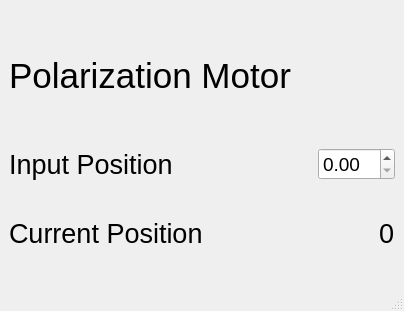
This is gui/polarization_motor/ui_polarization_motor.ui in trezitorul/qudi as Qt 5 draws it before an edit. The edited form follows.
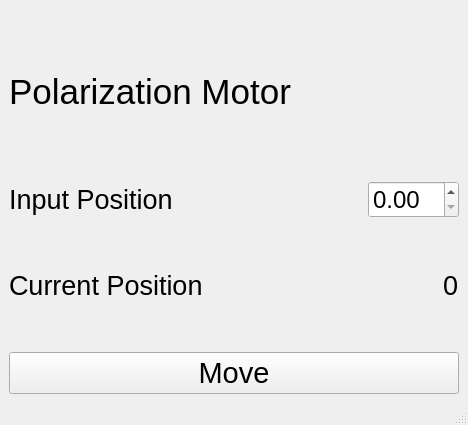
This is the edited form.

Diff of the .ui file:
```diff
--- a/gui/polarization_motor/ui_polarization_motor.ui
+++ b/gui/polarization_motor/ui_polarization_motor.ui
@@ -6,16 +6,16 @@
    <rect>
     <x>0</x>
     <y>0</y>
-    <width>404</width>
-    <height>311</height>
+    <width>468</width>
+    <height>425</height>
    </rect>
   </property>
   <property name="windowTitle">
    <string>MainWindow</string>
   </property>
   <widget class="QWidget" name="centralwidget">
-   <layout class="QGridLayout" name="gridLayout">
-    <item row="0" column="0">
+   <layout class="QVBoxLayout" name="verticalLayout_2">
+    <item>
      <widget class="QLabel" name="label">
       <property name="font">
        <font>
@@ -27,7 +27,7 @@
       </property>
      </widget>
     </item>
-    <item row="1" column="0">
+    <item>
      <layout class="QVBoxLayout" name="verticalLayout">
       <item>
        <layout class="QHBoxLayout" name="horizontalLayout">
@@ -60,7 +60,7 @@
          <widget class="QDoubleSpinBox" name="inputDegree">
           <property name="font">
            <font>
-            <pointsize>14</pointsize>
+            <pointsize>18</pointsize>
            </font>
           </property>
          </widget>
@@ -110,6 +110,18 @@
       </item>
      </layout>
     </item>
+    <item>
+     <widget class="QPushButton" name="moveButton">
+      <property name="font">
+       <font>
+        <pointsize>22</pointsize>
+       </font>
+      </property>
+      <property name="text">
+       <string>Move</string>
+      </property>
+     </widget>
+    </item>
    </layout>
   </widget>
   <widget class="QMenuBar" name="menubar">
```
Left out of the diff: 2 changed lines with no effect on the pictures.
